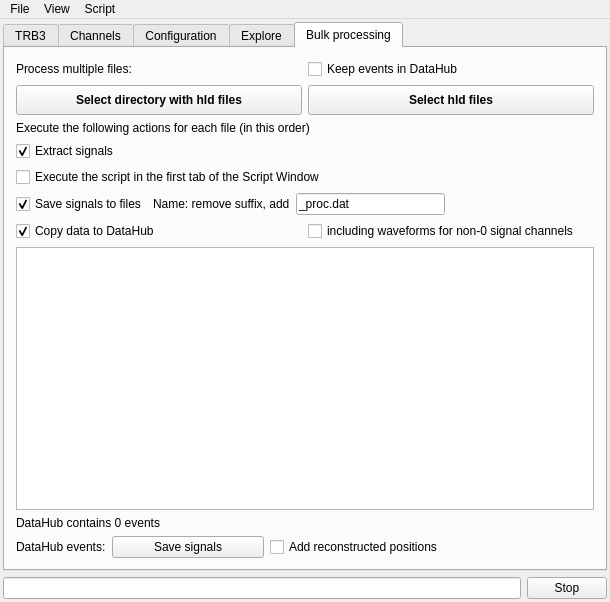
Old version of the form GUI/mainwindow.ui in the repository andrmor/TRB3reader.
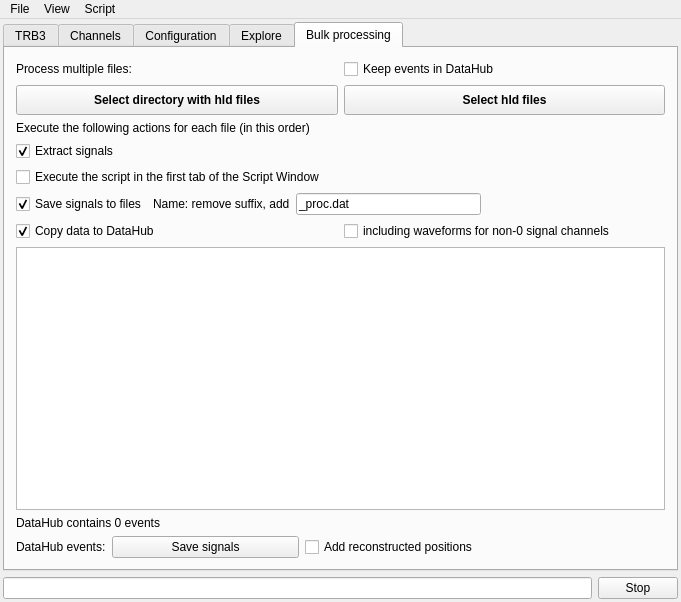
New version of the form.

Patch:
```diff
--- a/GUI/mainwindow.ui
+++ b/GUI/mainwindow.ui
@@ -6,7 +6,7 @@
    <rect>
     <x>0</x>
     <y>0</y>
-    <width>546</width>
+    <width>681</width>
     <height>602</height>
    </rect>
   </property>
@@ -2752,8 +2752,8 @@
     <rect>
      <x>0</x>
      <y>0</y>
-     <width>546</width>
-     <height>21</height>
+     <width>681</width>
+     <height>19</height>
     </rect>
    </property>
    <widget class="QMenu" name="menuFile">
```
